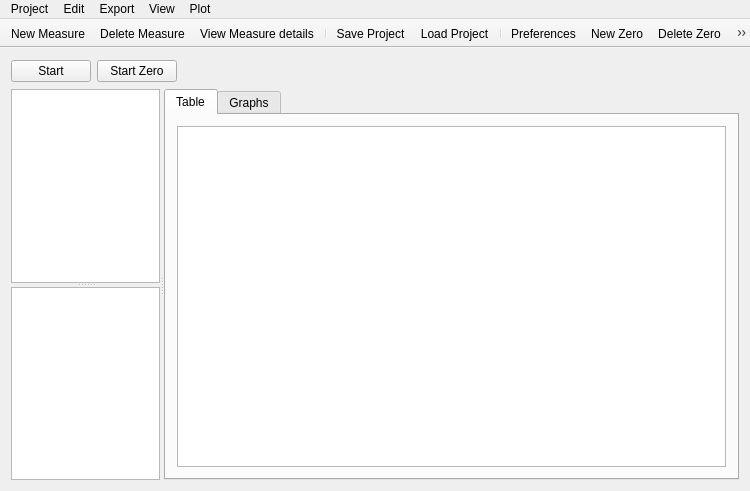
Qt form aeroistwindow.ui (froque/AeroIST) before a commit.
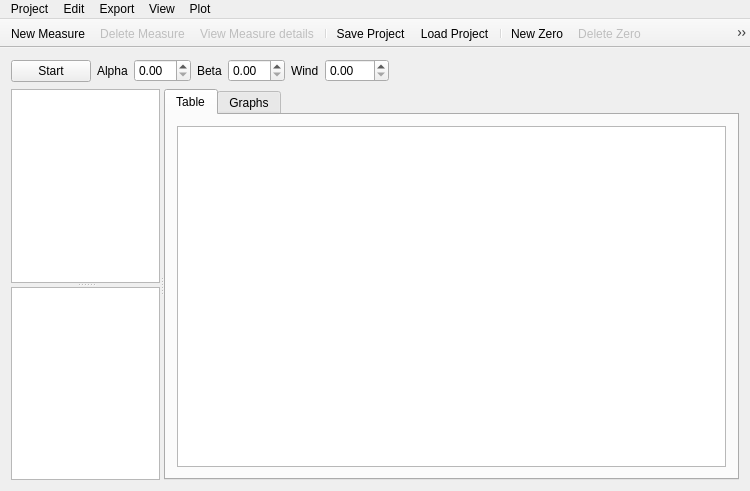
The same form after that commit. Custom widgets are drawn as their Qt base class.

Diff of the .ui file:
```diff
--- a/aeroistwindow.ui
+++ b/aeroistwindow.ui
@@ -37,9 +37,47 @@
        </widget>
       </item>
       <item>
-       <widget class="QPushButton" name="ZeroButton">
+       <widget class="QLabel" name="labelAlpha">
         <property name="text">
-         <string>Start Zero</string>
+         <string>Alpha</string>
+        </property>
+       </widget>
+      </item>
+      <item>
+       <widget class="QDoubleSpinBox" name="doubleSpinBoxALpha">
+        <property name="keyboardTracking">
+         <bool>false</bool>
+        </property>
+       </widget>
+      </item>
+      <item>
+       <widget class="QLabel" name="labelBeta">
+        <property name="text">
+         <string>Beta</string>
+        </property>
+       </widget>
+      </item>
+      <item>
+       <widget class="QDoubleSpinBox" name="doubleSpinBoxBeta">
+        <property name="keyboardTracking">
+         <bool>false</bool>
+        </property>
+       </widget>
+      </item>
+      <item>
+       <widget class="QLabel" name="labelWind">
+        <property name="text">
+         <string>Wind</string>
+        </property>
+       </widget>
+      </item>
+      <item>
+       <widget class="QDoubleSpinBox" name="doubleSpinBoxWind">
+        <property name="keyboardTracking">
+         <bool>false</bool>
+        </property>
+        <property name="maximum">
+         <double>100.000000000000000</double>
         </property>
        </widget>
       </item>
@@ -218,7 +256,6 @@
    <addaction name="actionSave_Project"/>
    <addaction name="actionLoad_Project"/>
    <addaction name="separator"/>
-   <addaction name="actionPreferences"/>
    <addaction name="actionNew_Zero"/>
    <addaction name="actionDelete_Zero"/>
    <addaction name="actionView_Zero_details"/>
@@ -257,6 +294,9 @@
    </property>
   </action>
   <action name="actionDelete_Measure">
+   <property name="enabled">
+    <bool>false</bool>
+   </property>
    <property name="text">
     <string>Delete Measure</string>
    </property>
@@ -289,6 +329,9 @@
    </property>
   </action>
   <action name="actionView_Measure_details">
+   <property name="enabled">
+    <bool>false</bool>
+   </property>
    <property name="text">
     <string>View Measure details</string>
    </property>
@@ -327,11 +370,17 @@
    </property>
   </action>
   <action name="actionDelete_Zero">
+   <property name="enabled">
+    <bool>false</bool>
+   </property>
    <property name="text">
     <string>Delete Zero</string>
    </property>
   </action>
   <action name="actionView_Zero_details">
+   <property name="enabled">
+    <bool>false</bool>
+   </property>
    <property name="text">
     <string>View Zero details</string>
    </property>
```
Left out of the diff: 16 changed lines with no effect on the pictures.
